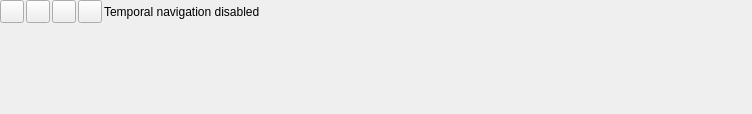
Old version of the form src/ui/qgstemporalcontrollerwidgetbase.ui in the repository carsmie/QGIS.
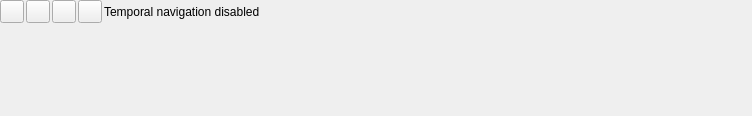
New version of the form. Icons and pictures are not drawn. Custom widgets are drawn as their Qt base class.

Commit message: Rename buttons for clarity

Diff of the .ui file:
```diff
--- a/src/ui/qgstemporalcontrollerwidgetbase.ui
+++ b/src/ui/qgstemporalcontrollerwidgetbase.ui
@@ -7,7 +7,7 @@
     <x>0</x>
     <y>0</y>
     <width>752</width>
-    <height>114</height>
+    <height>116</height>
    </rect>
   </property>
   <property name="windowTitle">
```
Left out of the diff: 40 changed lines with no effect on the pictures. The commit also changes 1 other file.
